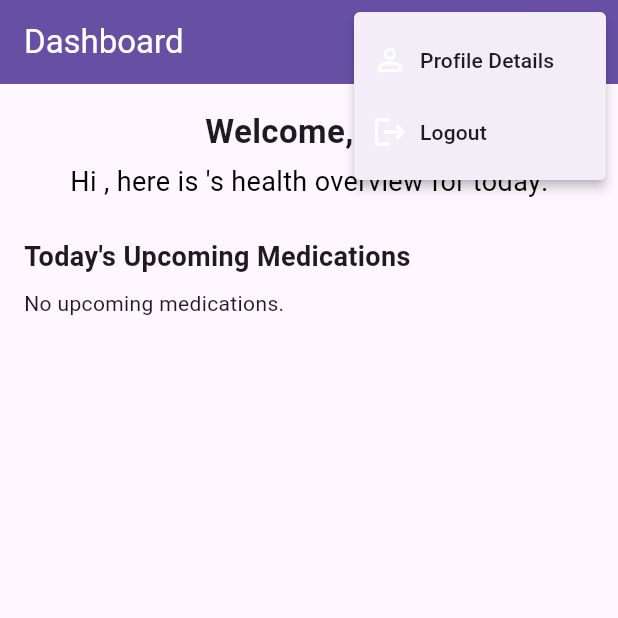
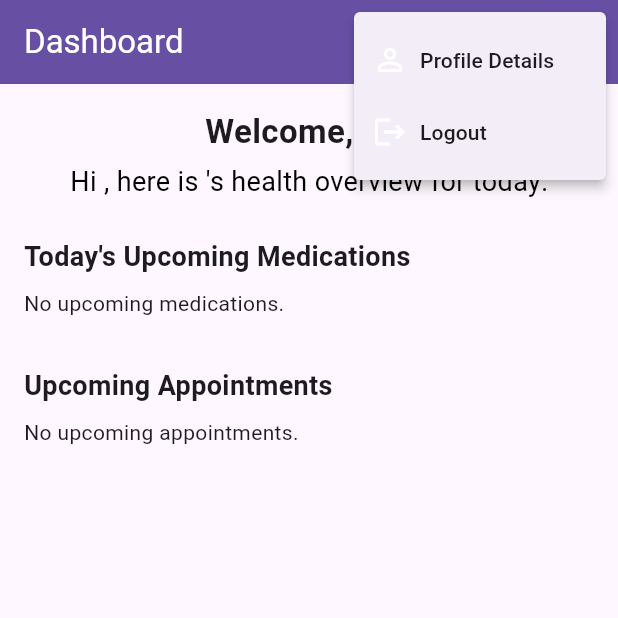
Before and after one commit to amartin217/careSyncApp, a Flutter app: the DashboardPage screen opened directly, after a tap on the "account circle" icon, on a phone screen of 412 x 824 dp, the top half of it. Run offline on Flutter 3.47's test engine with Material 3 defaults, Android fonts, the phone set to English and light mode, and no system bars; our stand-ins replace supabase_flutter; accounts and stored records are empty.

Commit message:
add upcoming events to dashboard

```diff
--- a/test_app/lib/pages/dashboard_page.dart
+++ b/test_app/lib/pages/dashboard_page.dart
@@ -3,6 +3,7 @@ import '../widgets/stat_card.dart';
 import 'package:supabase_flutter/supabase_flutter.dart';
 import 'link_patient_page.dart';
 import '../widgets/profile_menu.dart';
+import 'package:intl/intl.dart'; // ✅ add this line
 
 class DashboardPage extends StatelessWidget {
   DashboardPage({super.key});
@@ -176,6 +177,38 @@ class DashboardPage extends StatelessWidget {
     return {'missed': missed, 'upcoming': upcoming};
   }
 
+  // 🆕 Fetch upcoming events based on user type
+  Future<List<Map<String, dynamic>>> _fetchUpcomingEvents({required bool isPatient}) async {
+    final supabase = Supabase.instance.client;
+    final userId = supabase.auth.currentUser!.id;
+    final now = DateTime.now().toIso8601String();
+
+    List<dynamic> events;
+
+    if (isPatient) {
+      // Patient sees all their own upcoming events
+      events = await supabase
+          .from('Event')
+          .select('event_id, name, start_datetime, end_datetime, description')
+          .eq('patient_id', userId)
+          .gte('start_datetime', now)
+          .order('start_datetime', ascending: true);
+    } else {
+      // Caregiver sees only their assigned events
+      events = await supabase
+          .from('Event')
+          .select('event_id, name, start_datetime, end_datetime, description')
+          .eq('assigned_user', userId)
+          .gte('start_datetime', now)
+          .order('start_datetime', ascending: true);
+    }
+
+    return (events as List)
+        .map((e) => e as Map<String, dynamic>)
+        .toList();
+  }
+
+
   @override
   Widget build(BuildContext context) {
     return FutureBuilder<Map<String, dynamic>?>(
@@ -319,6 +352,35 @@ class DashboardPage extends StatelessWidget {
                                 .map((m) => _buildMedTile(context, m))
                                 .toList(),
                           ),
+                          const SizedBox(height: 32),
+                          // 🆕 Upcoming Events Section
+                          FutureBuilder<List<Map<String, dynamic>>>(
+                            future: _fetchUpcomingEvents(isPatient: isPatient),
+                            builder: (context, eventSnapshot) {
+                              if (eventSnapshot.connectionState == ConnectionState.waiting) {
+                                return const Center(child: CircularProgressIndicator());
+                              }
+
+                              final events = eventSnapshot.data ?? [];
+
+                              return Column(
+                                crossAxisAlignment: CrossAxisAlignment.start,
+                                children: [
+                                  const Text(
+                                    "Upcoming Appointments",
+                                    style: TextStyle(
+                                      fontSize: 18,
+                                      fontWeight: FontWeight.bold,
+                                    ),
+                                  ),
+                                  const SizedBox(height: 8),
+                                  if (events.isEmpty)
+                                    const Text("No upcoming appointments."),
+                                  ...events.map((e) => _buildEventTile(context, e)).toList(),
+                                ],
+                              );
+                            },
+                          ),
                         ],
                       ));
                     },
@@ -363,5 +425,41 @@ class DashboardPage extends StatelessWidget {
     );
   }
 
+  // 🆕 Helper to display a single calendar event
+  Widget _buildEventTile(BuildContext context, Map<String, dynamic> event) {
+    final start = DateTime.parse(event['start_datetime']);
+    final end = DateTime.parse(event['end_datetime']);
+    final formatter = DateFormat('EEE, MMM d • h:mm a');
+
+    return Card(
+      margin: const EdgeInsets.symmetric(vertical: 6),
+      shape: RoundedRectangleBorder(borderRadius: BorderRadius.circular(12)),
+      elevation: 2,
+      child: Padding(
+        padding: const EdgeInsets.all(12),
+        child: Column(
+          crossAxisAlignment: CrossAxisAlignment.start,
+          children: [
+            Text(
+              event['name'] ?? 'Untitled Event',
+              style: const TextStyle(fontSize: 16, fontWeight: FontWeight.bold),
+            ),
+            const SizedBox(height: 4),
+            Text("${formatter.format(start)} - ${DateFormat('h:mm a').format(end)}",
+                style: const TextStyle(color: Colors.black54)),
+            if (event['description'] != null &&
+                (event['description'] as String).trim().isNotEmpty)
+              Padding(
+                padding: const EdgeInsets.only(top: 6),
+                child: Text(event['description'],
+                    style: const TextStyle(fontSize: 14)),
+              ),
+          ],
+        ),
+      ),
+    );
+  }
+
+
 
 }
--- a/test_app/pubspec.yaml
+++ b/test_app/pubspec.yaml
@@ -30,6 +30,7 @@ environment:
 dependencies:
   flutter:
     sdk: flutter
+  intl: ^0.19.0
 
   supabase_flutter: ^2.3.4
   uuid: ^4.0.0
```
